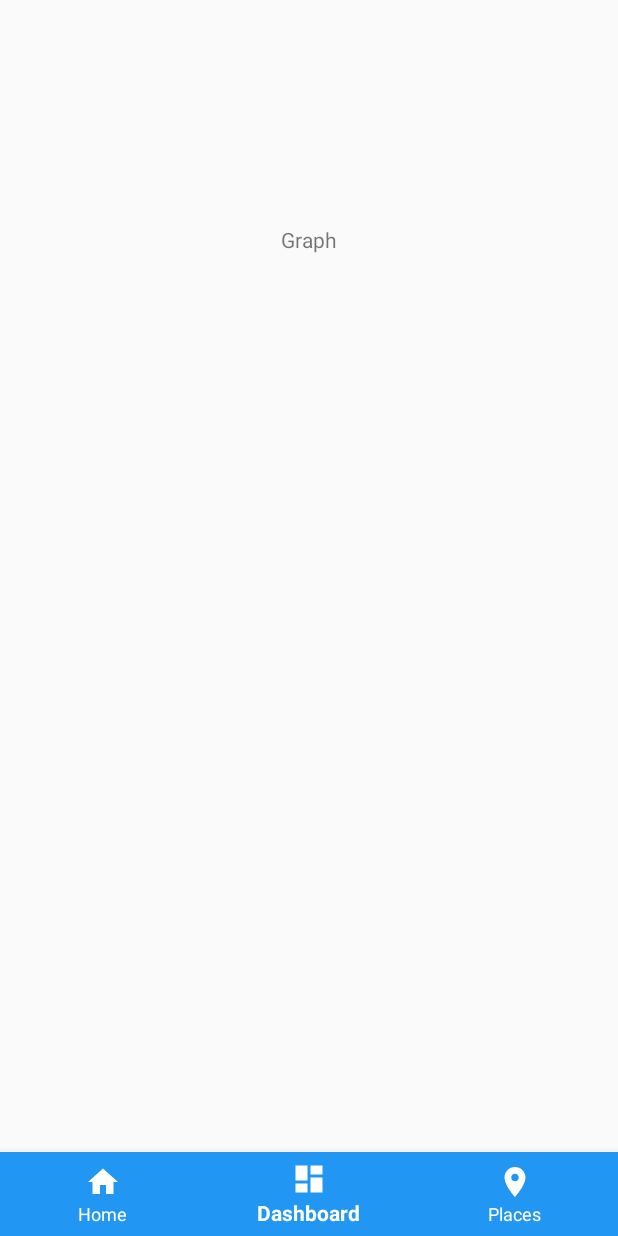
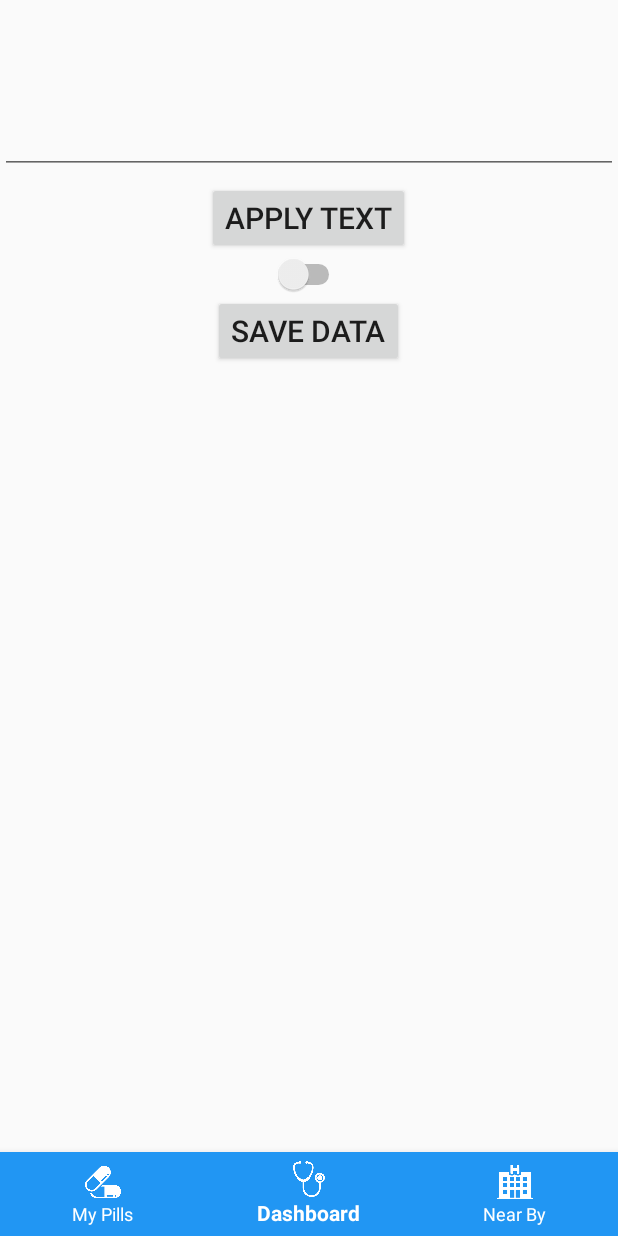
Before and after one commit to AkhilGandhi1999/FinalApp, an Android app: the screen it shows after launch once a user with an empty profile is signed in (navbar), item 2 of the bottom bar chosen, on a phone screen of 412 x 824 dp. Run offline under Robolectric (Android 15) with nearby library versions, the phone set to English and light mode, and no system bars; our stand-ins replace Firebase (no records; nobody signed in at launch, a user with empty details on screens opened directly).

Commit message:
Recycler View

```diff
--- a/app/src/main/java/com/example/finalapp/GraphFragment.java
+++ b/app/src/main/java/com/example/finalapp/GraphFragment.java
@@ -1,13 +1,90 @@
 package com.example.finalapp;
 
+import android.content.Context;
+import android.content.SharedPreferences;
 import android.os.Bundle;
 import android.view.LayoutInflater;
 import android.view.View;
 import android.view.ViewGroup;
+import android.widget.Button;
+import android.widget.EditText;
+import android.widget.Switch;
+import android.widget.TextView;
+import android.widget.Toast;
+
 import androidx.fragment.app.Fragment;
 
+
 public class GraphFragment extends Fragment {
+
+    private View view;
+    private EditText editText;
+    private Button bt1;
+    private Button save_bt;
+    private Switch aSwitch;
+    private TextView textView ;
+
+    private String text;
+    private Boolean onoffswitch;
+
+
+    public static final String SHARED_PEF = "sharedprefs";
+    public static final String TEXT = "text";
+    public static final String Switch1 = "switch1";
+
+
     public View onCreateView(LayoutInflater inflater, ViewGroup container, Bundle savedInstanceState) {
-        return inflater.inflate(R.layout.fragment_graph, null);
+
+
+        view = inflater.inflate(R.layout.fragment_graph, null);
+        editText = view.findViewById(R.id.input);
+        textView = view.findViewById(R.id.dis_text);
+        aSwitch = view.findViewById(R.id.switch_1);
+        bt1 = view.findViewById(R.id.apply);
+                bt1.setOnClickListener(new View.OnClickListener() {
+            @Override
+            public void onClick(View view) {
+                    textView.setText(editText.getText().toString());
+            }
+        });
+        save_bt = view.findViewById(R.id.save_Data);
+        save_bt.setOnClickListener(new View.OnClickListener() {
+            @Override
+            public void onClick(View view) {
+                saveData();
+            }
+        });
+
+        LoadData();
+        update_views();
+
+        return view ;
     }
+
+    public void saveData()
+    {
+        SharedPreferences sharedPreferences = this.getActivity().getSharedPreferences(SHARED_PEF, Context.MODE_PRIVATE);
+        SharedPreferences.Editor editor = sharedPreferences.edit();
+
+        editor.putString(TEXT,textView.getText().toString());
+        editor.putBoolean(Switch1,aSwitch.isChecked());
+        editor.apply();
+
+        Toast.makeText(getContext(),"Saved",Toast.LENGTH_LONG).show();
+
+    }
+
+    public void LoadData()
+    {
+        SharedPreferences sharedPreferences1 = this.getActivity().getSharedPreferences(SHARED_PEF,Context.MODE_PRIVATE);
+        text = sharedPreferences1.getString(TEXT,"");
+        onoffswitch = sharedPreferences1.getBoolean(Switch1,false);
+    }
+
+    public void  update_views()
+    {
+        textView.setText(text);
+        aSwitch.setChecked(onoffswitch);
+    }
+
 }
--- a/app/src/main/java/com/example/finalapp/HomeFragment.java
+++ b/app/src/main/java/com/example/finalapp/HomeFragment.java
@@ -39,8 +39,8 @@ public class HomeFragment extends Fragment   {
         mAuth = FirebaseAuth.getInstance();
         view = inflater.inflate(R.layout.fragment_home, null);
 
-        et1 = view.findViewById(R.id.ed1);
-        et2 = view.findViewById(R.id.ed2);
+      //  et1 = view.findViewById(R.id.ed1);
+       // et2 = view.findViewById(R.id.ed2);
 
         view.findViewById(R.id.buttonsign_out).setOnClickListener(new View.OnClickListener() {
             @Override
@@ -52,7 +52,15 @@ public class HomeFragment extends Fragment   {
             }
         });
 
-        view.findViewById(R.id.pick_time).setOnClickListener(new View.OnClickListener() {
+        view.findViewById(R.id.list_view).setOnClickListener(new View.OnClickListener() {
+            @Override
+            public void onClick(View view) {
+                Intent list = new Intent(getContext(),ListMed.class);
+                startActivity(list);
+            }
+        });
+
+     /*   view.findViewById(R.id.pick_time).setOnClickListener(new View.OnClickListener() {
             @Override
             public void onClick(View view) {
                 DialogFragment newFragment = new TimePicker();
@@ -92,11 +100,8 @@ public class HomeFragment extends Fragment   {
                 Bitmap largeicon =  BitmapFactory.decodeResource(getResources(),R.drawable.bb);
                 notificationDemo.set_channel3(title,mess,largeicon);
             }
-        });
+        });*/
         return view;
     }
 
-
-
-
 }
--- a/app/src/main/java/com/example/finalapp/MainActivity.java
+++ b/app/src/main/java/com/example/finalapp/MainActivity.java
@@ -40,14 +40,7 @@ public class MainActivity extends AppCompatActivity {
             finish();
         }
 
-        findViewById(R.id.notify).setOnClickListener(new OnClickListener() {
-            @Override
-            public void onClick(View view) {
-                Intent not = new Intent(MainActivity.this,SignUp.class);
-                startActivity(not);
-               // finish();
-            }
-        });
+
 
 
         login_bt.setOnClickListener(new OnClickListener() {
--- a/app/src/main/java/com/example/finalapp/NotificationDemo.java
+++ b/app/src/main/java/com/example/finalapp/NotificationDemo.java
@@ -46,7 +46,6 @@ public class NotificationDemo extends AppCompatActivity {
 
     public void set_channel1(String title,String mess) // View important when using onclick function
     {
-
         Intent noti = new Intent(appCompatActivity, HomeFragment.class);
         PendingIntent noti_pen = PendingIntent.getActivity(appCompatActivity, 0, noti, 0);//Pending intent for activity
 
--- /dev/null
+++ b/app/src/main/res/drawable/ic_add.xml
@@ -0,0 +1,5 @@
+<vector android:height="24dp" android:tint="#FFFFFF"
+    android:viewportHeight="24.0" android:viewportWidth="24.0"
+    android:width="24dp" xmlns:android="http://schemas.android.com/apk/res/android">
+    <path android:fillColor="#FF000000" android:pathData="M19,13h-6v6h-2v-6H5v-2h6V5h2v6h6v2z"/>
+</vector>
--- a/app/src/main/res/layout/fragment_graph.xml
+++ b/app/src/main/res/layout/fragment_graph.xml
@@ -7,11 +7,43 @@
         android:layout_width="wrap_content"
         android:layout_height="wrap_content"
         android:layout_gravity="center"
-        android:layout_margin="150dp"
+        android:layout_marginTop="30dp"
+        android:id="@+id/dis_text"
+        android:textSize="30sp"
         android:text="Graph"
         >
+    </TextView>
+    <EditText
+        android:layout_width="match_parent"
+        android:layout_height="wrap_content"
+        android:id="@+id/input"
+        ></EditText>
 
+    <Button
+        android:layout_width="wrap_content"
+        android:layout_height="wrap_content"
+        android:id="@+id/apply"
+        android:textSize="20sp"
+        android:text="Apply Text"
+        android:layout_gravity="center_horizontal"
+        android:layout_marginTop="5dp"
+        ></Button>
 
-    </TextView>
+    <Switch
+        android:layout_width="wrap_content"
+        android:layout_height="wrap_content"
+        android:id="@+id/switch_1"
+        android:layout_gravity="center_horizontal"
+
+        ></Switch>
+
+    <Button
+        android:layout_width="wrap_content"
+        android:layout_height="wrap_content"
+        android:id="@+id/save_Data"
+        android:textSize="20sp"
+        android:text="Save Data"
+        android:layout_gravity="center_horizontal"
+        ></Button>
 
 </LinearLayout>
--- a/app/src/main/res/menu/bottom_nav_menu.xml
+++ b/app/src/main/res/menu/bottom_nav_menu.xml
@@ -3,17 +3,17 @@
 
     <item
         android:id="@+id/navigation_home"
-        android:icon="@drawable/ic_home_black_24dp"
-        android:title="@string/title_home" />
+        android:icon="@drawable/pills"
+        android:title="My Pills" />
 
     <item
         android:id="@+id/navigation_dashboard"
-        android:icon="@drawable/ic_dashboard_black_24dp"
+        android:icon="@drawable/sth"
         android:title="@string/title_dashboard" />
 
     <item
         android:id="@+id/navigation_notifications"
-        android:icon="@drawable/ic_place"
-        android:title="Places" />
+        android:icon="@drawable/hospital"
+        android:title="Near By" />
 
 </menu>
```
Also changed, not shown: app/src/main/AndroidManifest.xml (+9 -17 lines), app/src/main/java/com/example/finalapp/ListMed.java (added, +99 -0 lines), app/src/main/java/com/example/finalapp/Model.java (added, +33 -0 lines), app/src/main/java/com/example/finalapp/MyAdaptor.java (added, +47 -0 lines), app/src/main/java/com/example/finalapp/MyHolder.java (added, +22 -0 lines), app/src/main/res/layout/activity_list_med.xml (added, +34 -0 lines), app/src/main/res/layout/activity_main.xml (+0 -10 lines), app/src/main/res/layout/fragment_home.xml (+18 -10 lines), app/src/main/res/layout/row.xml (added, +53 -0 lines), app/src/main/res/drawable-v24/hospital.png (added), app/src/main/res/drawable-v24/pills.png (added), app/src/main/res/drawable-v24/sth.png (added).
